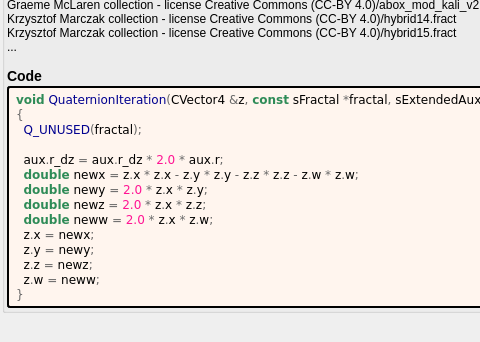
Qt form mandelbulber2/formula/ui/quaternion.ui (buddhi1980/mandelbulber2) before a commit; both pictures show x 0 to 480 and y 130 to 472 of the 619 by 472 pixel window.
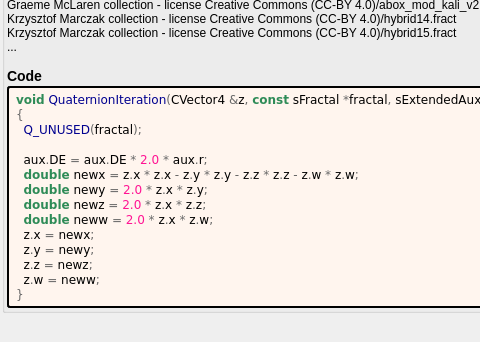
The same form after that commit. Custom widgets are drawn as their Qt base class.

```diff
--- a/mandelbulber2/formula/ui/quaternion.ui
+++ b/mandelbulber2/formula/ui/quaternion.ui
@@ -94,7 +94,7 @@
 &lt;span style=&quot;color:#676767&quot;&gt;{&lt;/span&gt;
   &lt;span style=&quot;color:#00008f&quot;&gt;Q_UNUSED&lt;/span&gt;&lt;span style=&quot;color:#676767&quot;&gt;(&lt;/span&gt;fractal&lt;span style=&quot;color:#676767&quot;&gt;);&lt;/span&gt;
 
-  aux&lt;span style=&quot;color:#676767&quot;&gt;.&lt;/span&gt;r_dz &lt;span style=&quot;color:#676767&quot;&gt;=&lt;/span&gt; aux&lt;span style=&quot;color:#676767&quot;&gt;.&lt;/span&gt;r_dz &lt;span style=&quot;color:#676767&quot;&gt;*&lt;/span&gt; &lt;span style=&quot;color:#ff1493&quot;&gt;2.0&lt;/span&gt; &lt;span style=&quot;color:#676767&quot;&gt;*&lt;/span&gt; aux&lt;span style=&quot;color:#676767&quot;&gt;.&lt;/span&gt;r&lt;span style=&quot;color:#676767&quot;&gt;;&lt;/span&gt;
+  aux&lt;span style=&quot;color:#676767&quot;&gt;.&lt;/span&gt;DE &lt;span style=&quot;color:#676767&quot;&gt;=&lt;/span&gt; aux&lt;span style=&quot;color:#676767&quot;&gt;.&lt;/span&gt;DE &lt;span style=&quot;color:#676767&quot;&gt;*&lt;/span&gt; &lt;span style=&quot;color:#ff1493&quot;&gt;2.0&lt;/span&gt; &lt;span style=&quot;color:#676767&quot;&gt;*&lt;/span&gt; aux&lt;span style=&quot;color:#676767&quot;&gt;.&lt;/span&gt;r&lt;span style=&quot;color:#676767&quot;&gt;;&lt;/span&gt;
   &lt;span style=&quot;color:#2e8b57; font-weight:bold&quot;&gt;double&lt;/span&gt; newx &lt;span style=&quot;color:#676767&quot;&gt;=&lt;/span&gt; z&lt;span style=&quot;color:#676767&quot;&gt;.&lt;/span&gt;x &lt;span style=&quot;color:#676767&quot;&gt;*&lt;/span&gt; z&lt;span style=&quot;color:#676767&quot;&gt;.&lt;/span&gt;x &lt;span style=&quot;color:#676767&quot;&gt;-&lt;/span&gt; z&lt;span style=&quot;color:#676767&quot;&gt;.&lt;/span&gt;y &lt;span style=&quot;color:#676767&quot;&gt;*&lt;/span&gt; z&lt;span style=&quot;color:#676767&quot;&gt;.&lt;/span&gt;y &lt;span style=&quot;color:#676767&quot;&gt;-&lt;/span&gt; z&lt;span style=&quot;color:#676767&quot;&gt;.&lt;/span&gt;z &lt;span style=&quot;color:#676767&quot;&gt;*&lt;/span&gt; z&lt;span style=&quot;color:#676767&quot;&gt;.&lt;/span&gt;z &lt;span style=&quot;color:#676767&quot;&gt;-&lt;/span&gt; z&lt;span style=&quot;color:#676767&quot;&gt;.&lt;/span&gt;w &lt;span style=&quot;color:#676767&quot;&gt;*&lt;/span&gt; z&lt;span style=&quot;color:#676767&quot;&gt;.&lt;/span&gt;w&lt;span style=&quot;color:#676767&quot;&gt;;&lt;/span&gt;
   &lt;span style=&quot;color:#2e8b57; font-weight:bold&quot;&gt;double&lt;/span&gt; newy &lt;span style=&quot;color:#676767&quot;&gt;=&lt;/span&gt; &lt;span style=&quot;color:#ff1493&quot;&gt;2.0&lt;/span&gt; &lt;span style=&quot;color:#676767&quot;&gt;*&lt;/span&gt; z&lt;span style=&quot;color:#676767&quot;&gt;.&lt;/span&gt;x &lt;span style=&quot;color:#676767&quot;&gt;*&lt;/span&gt; z&lt;span style=&quot;color:#676767&quot;&gt;.&lt;/span&gt;y&lt;span style=&quot;color:#676767&quot;&gt;;&lt;/span&gt;
   &lt;span style=&quot;color:#2e8b57; font-weight:bold&quot;&gt;double&lt;/span&gt; newz &lt;span style=&quot;color:#676767&quot;&gt;=&lt;/span&gt; &lt;span style=&quot;color:#ff1493&quot;&gt;2.0&lt;/span&gt; &lt;span style=&quot;color:#676767&quot;&gt;*&lt;/span&gt; z&lt;span style=&quot;color:#676767&quot;&gt;.&lt;/span&gt;x &lt;span style=&quot;color:#676767&quot;&gt;*&lt;/span&gt; z&lt;span style=&quot;color:#676767&quot;&gt;.&lt;/span&gt;z&lt;span style=&quot;color:#676767&quot;&gt;;&lt;/span&gt;
```
